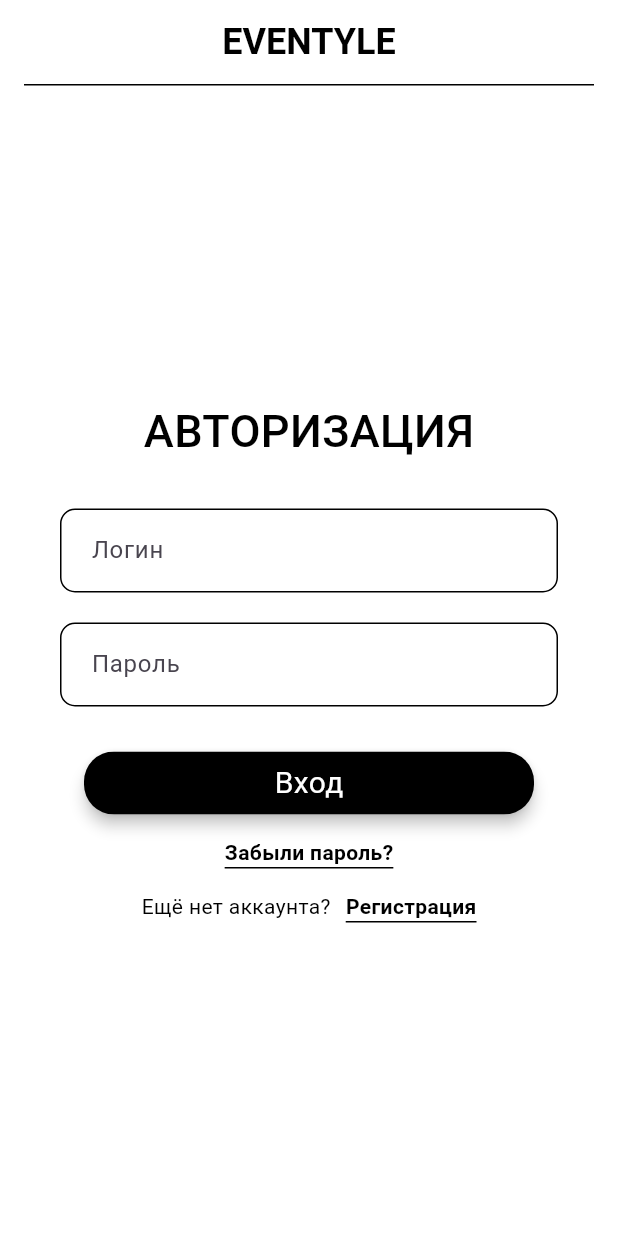
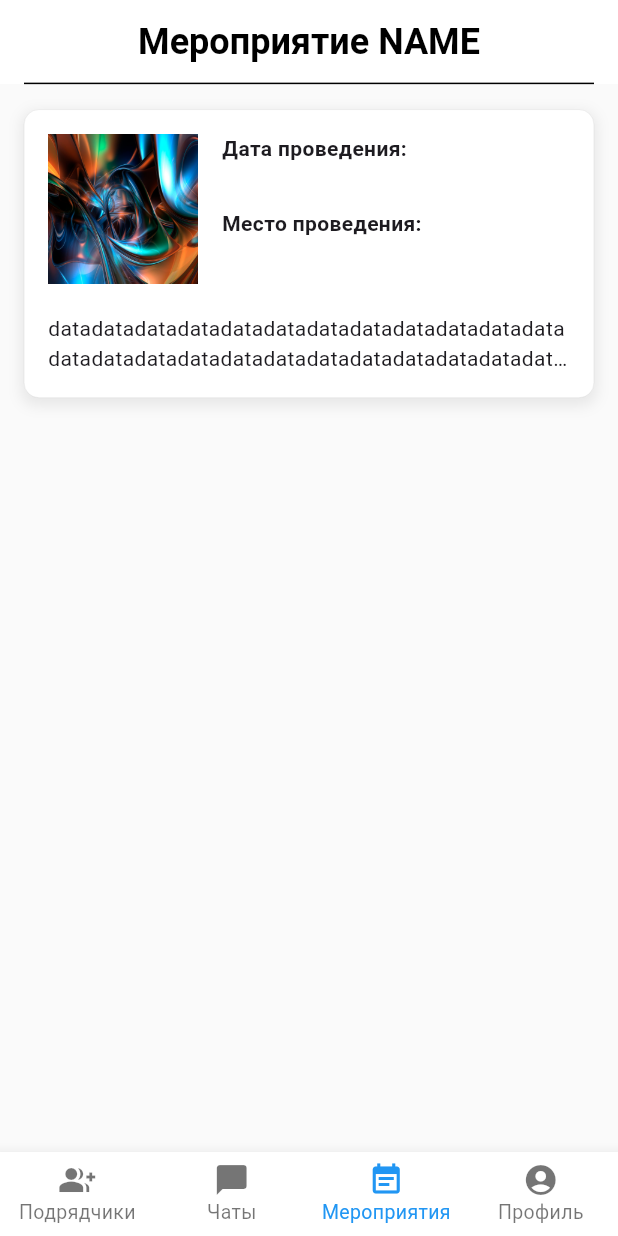
Before and after one commit to EFIIIIMOV/eventyle_app, a Flutter app: the screen it shows after launch, on a phone screen of 412 x 824 dp. Run offline on Flutter 3.47's test engine with Material 3 defaults, Android fonts, the phone set to English and light mode, and no system bars.

Commit message:
events and event view

```diff
--- a/lib/constants/theme/colors.dart
+++ b/lib/constants/theme/colors.dart
@@ -3,6 +3,7 @@ import 'package:flutter/material.dart';
 class AppColors {
   //background
   static const Color viewBackgroundColor = Color(0xFFFFFFFF);
+  static const Color viewSecondBackgroundColor = Color(0xFFFFFFFF);
   static const Color appBarBackgroundColor = Color(0xFFFFFFFF);
 
   //text
@@ -15,3 +16,5 @@ class AppColors {
 
   static const Color dividerColor = Color(0xFF000000);
 }
+
+//backgroundColor: Color.fromRGBO(245, 245, 245, 1.0),
--- a/lib/constants/theme/fonts.dart
+++ b/lib/constants/theme/fonts.dart
@@ -25,9 +25,12 @@ class AppFonts {
     color: AppColors.commonTextColor,
   );
 
-  static const TextStyle authforgotTextStyle = TextStyle(
+  static const TextStyle signQuestionTextStyle = TextStyle(
     color: AppColors.commonTextColor,
   );
 
-
+  static const TextStyle inkWellButtonTextStyle = TextStyle(
+    color: AppColors.commonTextColor,
+    fontWeight: FontWeight.bold,
+  );
 }
--- a/lib/constants/widgets/app_bar_widget.dart
+++ b/lib/constants/widgets/app_bar_widget.dart
@@ -23,7 +23,7 @@ class CustomAppBar extends StatelessWidget implements PreferredSizeWidget {
         const Padding(
           padding: EdgeInsets.symmetric(horizontal: 16),
           child: Divider(
-            height: 1,
+            height: 0.1,
             color: AppColors.dividerColor, // Цвет полоски
           ),
         ),
--- a/lib/constants/widgets/bottom_bar_widget.dart
+++ b/lib/constants/widgets/bottom_bar_widget.dart
@@ -0,0 +1,56 @@
+import 'package:eventyle_app/constants/theme/colors.dart';
+import 'package:flutter/material.dart';
+
+class CustomBottomNavigationBar extends StatelessWidget {
+  final int currentIndex;
+
+  const CustomBottomNavigationBar({super.key, required this.currentIndex});
+
+  @override
+  Widget build(BuildContext context) {
+    return Padding(
+      padding: EdgeInsets.only(
+          bottom: MediaQuery.of(context).viewInsets.bottom),
+      child: BottomNavigationBar(
+        selectedFontSize: 13,
+        unselectedFontSize: 13,
+        backgroundColor: AppColors.appBarBackgroundColor,
+        type: BottomNavigationBarType.fixed,
+        currentIndex: currentIndex,
+        selectedItemColor: Colors.blue,
+        onTap: (index) => onTabTapped(context, index),
+        items: const [
+          BottomNavigationBarItem(
+            label: 'Подрядчики',
+            icon: Icon(Icons.group_add),
+          ),
+          BottomNavigationBarItem(
+            label: 'Чаты',
+            icon: Icon(Icons.messenger_outlined),
+          ),
+          BottomNavigationBarItem(
+            label: 'Мероприятия',
+            icon: Icon(Icons.event_note),
+          ),
+          BottomNavigationBarItem(
+            label: 'Профиль',
+            icon: Icon(Icons.account_circle_rounded),
+          ),
+        ],
+      ),
+    );
+  }
+}
+
+void onTabTapped(BuildContext context, int index) {
+  // Определение маршрутов для каждой страницы
+  final Map<int, String> routes = {
+    0: '/home',
+    1: '/messages',
+    2: '/profile',
+    3: '/settings',
+  };
+
+  // Переход на соответствующую страницу
+  Navigator.pushNamed(context, routes[index]!);
+}
--- a/lib/features/auth/presentation/widgets/forgot_password.dart
+++ b/lib/features/auth/presentation/widgets/forgot_password.dart
@@ -1,5 +1,7 @@
 import 'package:eventyle_app/constants/theme/colors.dart';
 import 'package:flutter/material.dart';
+
+import '../../../../constants/theme/fonts.dart';
 
 class ForgotPassword extends StatelessWidget {
   final VoidCallback onPressed;
@@ -22,10 +24,7 @@ class ForgotPassword extends StatelessWidget {
         ),
         child: const Text(
           'Забыли пароль?',
-          style: TextStyle(
-            color: AppColors.commonTextColor,
-            fontWeight: FontWeight.bold,
-          ),
+          style: AppFonts.inkWellButtonTextStyle
         ),
       ),
     );
--- a/lib/features/auth/presentation/widgets/sign_in_up_text_button.dart
+++ b/lib/features/auth/presentation/widgets/sign_in_up_text_button.dart
@@ -18,7 +18,7 @@ class SignUpTextButton extends StatelessWidget {
     return Row(
       mainAxisAlignment: MainAxisAlignment.center,
       children: [
-        Text(signQuestionTitle, style: AppFonts.authforgotTextStyle),
+        Text(signQuestionTitle, style: AppFonts.signQuestionTextStyle),
         const SizedBox(width: 10),
         InkWell(
           onTap: onTap,
@@ -34,10 +34,7 @@ class SignUpTextButton extends StatelessWidget {
             ),
             child: Text(
               signTitle,
-              style: const TextStyle(
-                color: AppColors.commonTextColor,
-                fontWeight: FontWeight.bold,
-              ),
+              style: AppFonts.inkWellButtonTextStyle
             ),
           ),
         ),
--- /dev/null
+++ b/lib/features/event/presentation/view/event_main_view.dart
@@ -0,0 +1,28 @@
+import 'package:eventyle_app/constants/theme/colors.dart';
+import 'package:eventyle_app/constants/widgets/app_bar_widget.dart';
+import 'package:eventyle_app/constants/widgets/bottom_bar_widget.dart';
+import 'package:flutter/material.dart';
+
+import '../widgets/event_top_info.dart';
+
+class EventMainView extends StatelessWidget {
+  const EventMainView({super.key});
+
+  @override
+  Widget build(BuildContext context) {
+    return Scaffold(
+      backgroundColor: const Color.fromRGBO(250, 250, 250, 1.0),
+      appBar: const CustomAppBar(title: 'Мероприятие NAME',),
+      bottomNavigationBar: const CustomBottomNavigationBar(currentIndex: 2,),
+      body: SafeArea(
+        child: Center(
+          child: Column(
+            children: [
+              EventTopInfo(),
+            ],
+          ),
+        ),
+      ),
+    );
+  }
+}
--- /dev/null
+++ b/lib/features/event/presentation/widgets/event_top_info.dart
@@ -0,0 +1,106 @@
+import 'package:flutter/material.dart';
+
+import '../../../../constants/theme/colors.dart';
+
+class EventTopInfo extends StatelessWidget {
+  @override
+  Widget build(BuildContext context) {
+    return Padding(
+      padding: const EdgeInsets.all(16),
+      child: Container(
+        decoration: BoxDecoration(
+          color: Colors.white,
+          borderRadius: BorderRadius.circular(10),
+          border: Border.all(
+            color: Colors.grey,
+            width: 0.1,
+          ),
+          boxShadow: [
+            BoxShadow(
+              color: Colors.grey.withOpacity(0.2),
+              spreadRadius: 2,
+              blurRadius: 7,
+              offset: const Offset(0, 3),
+            ),
+          ],
+        ),
+        child: Padding(
+          padding: EdgeInsets.symmetric(horizontal: 16, vertical: 16),
+          child: Column(
+            children: [
+              Row(
+                children: [
+                  Container(
+                    width: 100,
+                    height: 100,
+                    child: Image.asset('assets/images/test_image.png'),
+                  ),
+                  const SizedBox(width: 16),
+                  const Expanded(
+                    child: Column(
+                      crossAxisAlignment: CrossAxisAlignment.start,
+                      children: [
+                        CustomDatePlaceTextContainer(
+                          title: 'Дата проведения:',
+                        ),
+                        CustomDatePlaceTextContainer(
+                          title: 'Место проведения:',
+                        ),
+                      ],
+                    ),
+                  ),
+                ],
+              ),
+              const SizedBox(
+                height: 20,
+              ),
+              const CustomDescriptionTextContainer(
+                title:
+                    'datadatadatadatadatadatadatadatadatadatadatadatadatadatadatadatadatadatadatadatadatadatadatadatadata',
+              )
+            ],
+          ),
+        ),
+      ),
+    );
+  }
+}
+
+class CustomDatePlaceTextContainer extends StatelessWidget {
+  final String title;
+
+  const CustomDatePlaceTextContainer({Key? key, required this.title})
+      : super(key: key);
+
+  @override
+  Widget build(BuildContext context) {
+    return Container(
+      height: 50,
+      child: Text(
+        title,
+        style: TextStyle(fontWeight: FontWeight.bold),
+        maxLines: 2,
+        overflow: TextOverflow.ellipsis,
+      ),
+    );
+  }
+}
+
+class CustomDescriptionTextContainer extends StatelessWidget {
+  final String title;
+
+  const CustomDescriptionTextContainer({Key? key, required this.title})
+      : super(key: key);
+
+  @override
+  Widget build(BuildContext context) {
+    return Align(
+      alignment: Alignment.centerLeft,
+      child: Text(
+        title,
+        maxLines: 2,
+        overflow: TextOverflow.ellipsis,
+      ),
+    );
+  }
+}
--- a/lib/main.dart
+++ b/lib/main.dart
@@ -3,7 +3,9 @@
 import '/features/auth/presentation/view/sign_in_view.dart';
 import 'features/auth/presentation/view/sign_up_view.dart';
 import 'features/auth/presentation/viewmodel/sign_in_view_model.dart';
-import 'features/auth/presentation/viewmodel/sign_up_view_model.dart'; // Убедитесь, что вы импортировали ваш ViewModel
+import 'features/auth/presentation/viewmodel/sign_up_view_model.dart';
+import 'features/event/presentation/view/event_main_view.dart';
+import 'features/event/presentation/view/events_list_view.dart';
 
 void main() {
   runApp(const MyApp());
@@ -25,8 +27,10 @@
       ],
       child: MaterialApp(
         routes: {
-          '/': (context) => SignInView(),
+          '/1': (context) => SignInView(),
           '/signUp': (context) => SignUpView(),
+          '/events': (context) => EventsListView(),
+          '/': (context) => EventMainView(),
         },
         debugShowCheckedModeBanner: false,
       ),
--- a/pubspec.yaml
+++ b/pubspec.yaml
@@ -59,6 +59,8 @@ flutter:
   # the material Icons class.
   uses-material-design: true
 
+  assets:
+    - assets/images/test_image.png
   # To add assets to your application, add an assets section, like this:
   # assets:
   #   - images/a_dot_burr.jpeg
```
Also changed, not shown: lib/features/event/presentation/view/events_list_view.dart (added, +24 -0 lines), lib/features/event/presentation/widgets/events_list_tile.dart (added, +22 -0 lines), lib/features/event/presentation/widgets/list_tile_card.dart (added, +34 -0 lines), assets/images/test_image.png (added).
